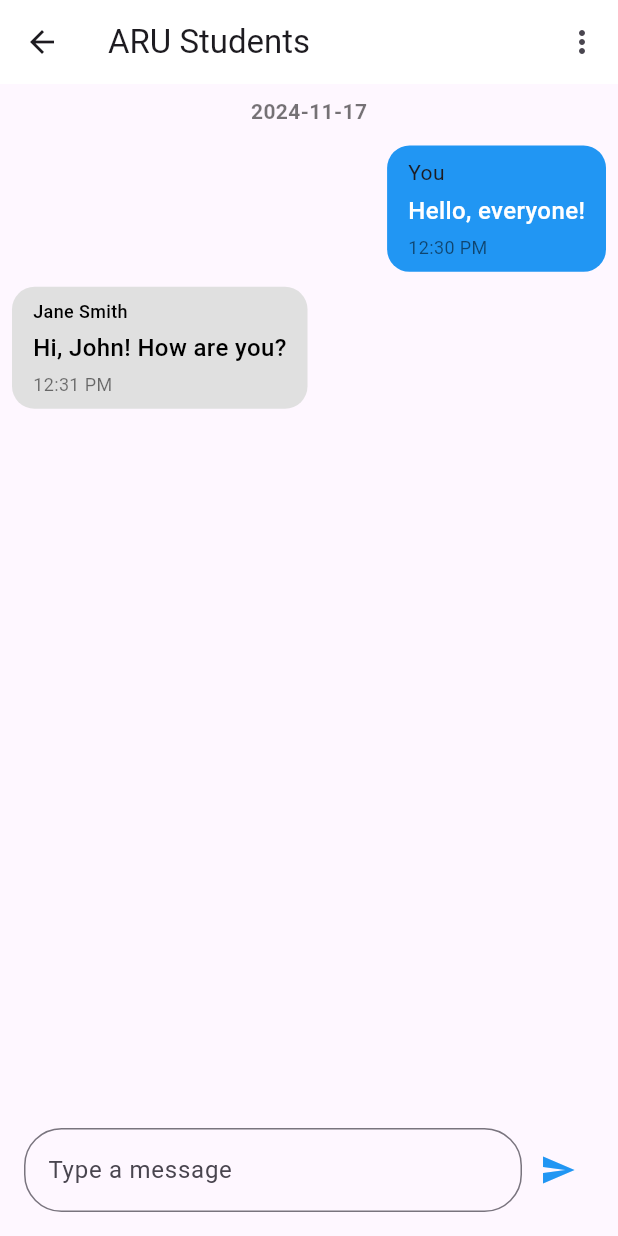
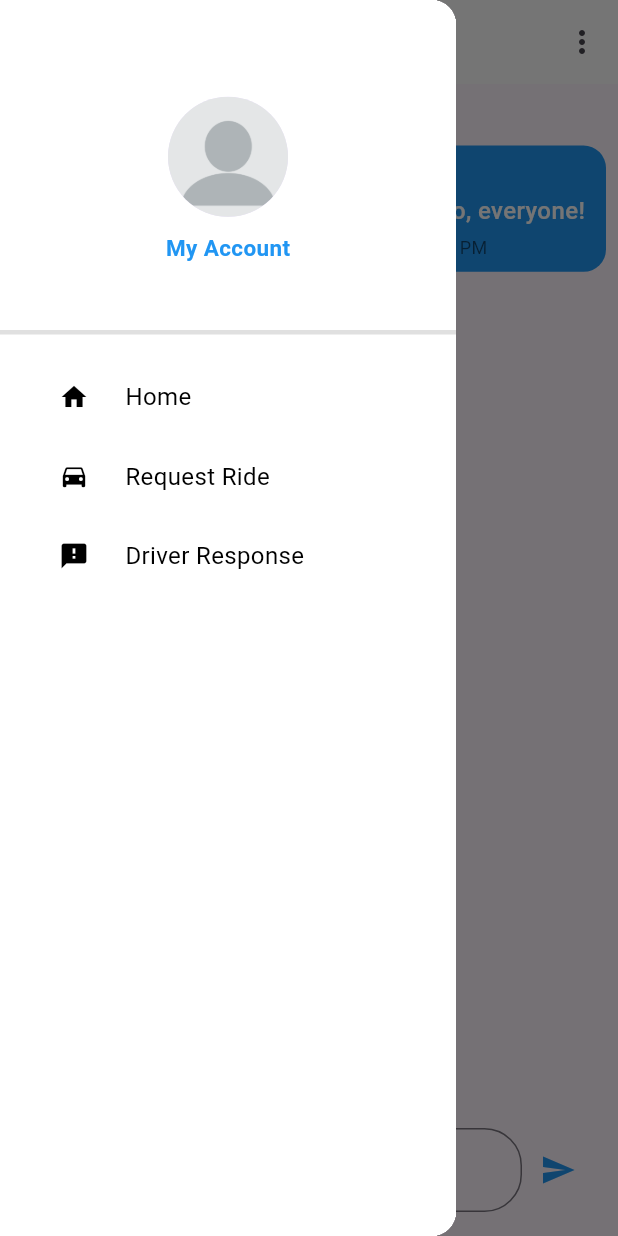
Before and after one commit to iam-kimata/rides_sharing_app, a Flutter app: the HomePage screen opened directly, with the side drawer open (before the commit the screen has no drawer), on a phone screen of 412 x 824 dp. Run offline on Flutter 3.47's test engine with Material 3 defaults, Android fonts, the phone set to English and light mode, and no system bars.

Commit message:
pages updates

```diff
--- a/lib/signin_page.dart
+++ b/lib/signin_page.dart
@@ -1,5 +1,6 @@
 import 'package:flutter/material.dart';
 import 'package:rides_sharing_app/signup_page.dart';
+import 'package:rides_sharing_app/student/home_page.dart';
 
 class SigninPage extends StatelessWidget {
   SigninPage({super.key});
@@ -58,7 +59,10 @@ class SigninPage extends StatelessWidget {
                 ),
                 child: GestureDetector(
                   onTap: () {
-                    print("Sign in clicked. No navigation performed.");
+                    Navigator.push(
+                      context,
+                      MaterialPageRoute(builder: (context) => const HomePage()),
+                    );
                   },
                   child: const Center(
                     child: Text(
--- a/lib/signup_page.dart
+++ b/lib/signup_page.dart
@@ -17,12 +17,11 @@ class _SignupPageState extends State<SignupPage> {
   final TextEditingController phoneNumberController = TextEditingController();
   final TextEditingController emailController = TextEditingController();
   final TextEditingController licensePlateNumberController =
-      TextEditingController();
+  TextEditingController();
   final TextEditingController passwordController = TextEditingController();
   final TextEditingController confirmPasswordController =
-      TextEditingController();
+  TextEditingController();
 
-  // Method to reset all input field controllers
   void resetInputFields() {
     fullNameController.clear();
     phoneNumberController.clear();
@@ -37,11 +36,14 @@ class _SignupPageState extends State<SignupPage> {
     return Scaffold(
       resizeToAvoidBottomInset: true,
       backgroundColor: Colors.white,
-      appBar: PreferredSize(
-        preferredSize: const Size.fromHeight(0),
-        child: AppBar(
-          elevation: 0,
-          backgroundColor: Colors.white,
+      appBar: AppBar(
+        elevation: 0,
+        backgroundColor: Colors.white,
+        leading: IconButton(
+          icon: const Icon(Icons.arrow_back, color: Colors.black),
+          onPressed: () {
+            Navigator.pop(context);
+          },
         ),
       ),
       body: SingleChildScrollView(
@@ -51,11 +53,10 @@ class _SignupPageState extends State<SignupPage> {
           child: Column(
             mainAxisAlignment: MainAxisAlignment.start,
             children: <Widget>[
-              const SizedBox(height: 30),
               const Text(
                 "Register Now",
                 style: TextStyle(
-                  fontSize: 35,
+                  fontSize: 30,
                   fontWeight: FontWeight.bold,
                 ),
               ),
@@ -146,7 +147,6 @@ class _SignupPageState extends State<SignupPage> {
                   minWidth: double.infinity,
                   height: 60,
                   onPressed: () {
-                    // Handle it locally before implement it actually
                     showDialog(
                       context: context,
                       builder: (BuildContext context) {
@@ -164,7 +164,7 @@ class _SignupPageState extends State<SignupPage> {
                         );
                       },
                     );
-                    resetInputFields(); // Reset input fields after "registration"
+                    resetInputFields();
                   },
                   color: Colors.black,
                   elevation: 0,
--- a/lib/student/home_page.dart
+++ b/lib/student/home_page.dart
@@ -30,6 +30,8 @@ class _HomePageState extends State<HomePage> {
   int? currentUserId = 1; // Set to a default user ID for testing
   bool isUserScrollingUp = false;
 
+  var currentPage = DrawerSections.home;
+
   @override
   void initState() {
     super.initState();
@@ -49,18 +51,17 @@ class _HomePageState extends State<HomePage> {
     if (message.isEmpty) return;
 
     setState(() {
-      // Add the new message to the chat list
       chatList.add({
         "userId": currentUserId,
         "message": message,
         "sendBy": currentUserName,
-        "time": "Now", // Simulating current time
-        "date": "2024-11-17", // Hardcoded date
+        "time": "Now",
+        "date": "2024-11-17",
       });
     });
 
-    _message.clear(); // Clear the message input field after sending
-    scrollToBottom(); // Scroll to bottom after sending
+    _message.clear();
+    scrollToBottom();
   }
 
   @override
@@ -84,7 +85,7 @@ class _HomePageState extends State<HomePage> {
         children: [
           Expanded(
             child: ListView.builder(
-              controller: _scrollController, // Assign the ScrollController
+              controller: _scrollController,
               itemCount: chatList.length,
               itemBuilder: (context, index) {
                 bool isCurrentUser = chatList[index]['userId'] == currentUserId;
@@ -209,6 +210,146 @@ class _HomePageState extends State<HomePage> {
           ),
         ],
       ),
+      drawer: Drawer(
+        child: Container(
+          color: Colors.white,
+          child: SingleChildScrollView(
+            child: Column(
+              children: [
+                MyHeaderDrawer(
+                  token: null,
+                  userId: currentUserId ?? 0,
+                  role: "Chat User",
+                  showRole: false,
+                ),
+                Container(
+                  height: 3,
+                  color: Colors.grey[300],
+                ),
+                MyDrawerList(),
+              ],
+            ),
+          ),
+        ),
+      ),
+    );
+  }
+
+  Widget MyDrawerList() {
+    return Container(
+      padding: const EdgeInsets.only(top: 15),
+      child: Column(
+        children: [
+          menuItem(1, "Home", Icons.home, currentPage == DrawerSections.home),
+          menuItem(2, "Request Ride", Icons.directions_car,
+              currentPage == DrawerSections.request),
+          menuItem(3, "Driver Response", Icons.feedback,
+              currentPage == DrawerSections.response),
+        ],
+      ),
+    );
+  }
+
+  Widget menuItem(int id, String title, IconData icon, bool selected) {
+    return Material(
+      color: Colors.white,
+      child: InkWell(
+        onTap: () {
+          Navigator.pop(context);
+          setState(() {
+            // Logic for drawer item selection
+          });
+        },
+        child: Padding(
+          padding: const EdgeInsets.all(15.0),
+          child: Row(
+            children: [
+              Expanded(
+                child: Icon(
+                  icon,
+                  size: 20,
+                  color: Colors.black,
+                ),
+              ),
+              Expanded(
+                flex: 3,
+                child: Text(
+                  title,
+                  style: const TextStyle(
+                    color: Colors.black,
+                    fontSize: 16,
+                  ),
+                ),
+              ),
+            ],
+          ),
+        ),
+      ),
     );
   }
 }
+
+class MyHeaderDrawer extends StatelessWidget {
+  final String? token;
+  final int userId;
+  final String role;
+  final bool showRole;
+
+  const MyHeaderDrawer({
+    Key? key,
+    required this.token,
+    required this.userId,
+    required this.role,
+    required this.showRole,
+  }) : super(key: key);
+
+  @override
+  Widget build(BuildContext context) {
+    return Container(
+      color: Colors.white,
+      width: double.infinity,
+      height: 220,
+      padding: const EdgeInsets.only(top: 20.0),
+      child: Column(
+        mainAxisAlignment: MainAxisAlignment.center,
+        children: [
+          const CircleAvatar(
+            radius: 40,
+            backgroundImage: AssetImage('lib/images/user.png'),
+          ),
+          const SizedBox(height: 10),
+          MouseRegion(
+            cursor: SystemMouseCursors.click, // Pointer to a hand
+            child: GestureDetector(
+              onTap: () {
+                // Handle click on "My Account"
+              },
+              child: const Text(
+                "My Account",
+                style: TextStyle(
+                  color: Colors.blue,
+                  fontSize: 15,
+                  fontWeight: FontWeight.bold,
+                ),
+              ),
+            ),
+          ),
+          if (showRole)
+            Text(
+              role,
+              style: const TextStyle(
+                color: Colors.black,
+                fontSize: 14,
+              ),
+            ),
+        ],
+      ),
+    );
+  }
+}
+
+enum DrawerSections {
+  home,
+  request,
+  response,
+}
--- a/pubspec.yaml
+++ b/pubspec.yaml
@@ -59,8 +59,8 @@ flutter:
   uses-material-design: true
 
   # To add assets to your application, add an assets section, like this:
-  # assets:
-  #   - images/a_dot_burr.jpeg
+  assets:
+     - lib/images/
   #   - images/a_dot_ham.jpeg
 
   # An image asset can refer to one or more resolution-specific "variants", see
```
Also changed, not shown: lib/images/user.png (added).
